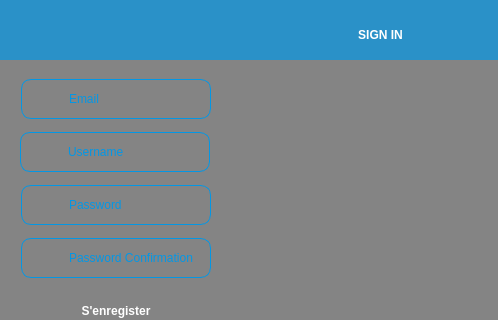
mistrale/everywhere, file registration.ui: the form before one commit; both pictures show x 0 to 498 and y 0 to 320 of the 498 by 460 pixel window.
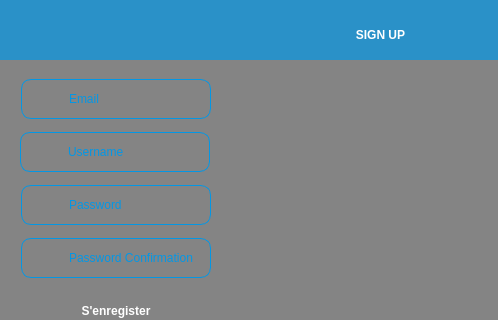
The form after the commit. Icons and pictures are not drawn.

```diff
--- a/registration.ui
+++ b/registration.ui
@@ -112,7 +112,7 @@
 }</string>
            </property>
            <property name="text">
-            <string>SIGN IN</string>
+            <string>SIGN UP</string>
            </property>
            <property name="alignment">
             <set>Qt::AlignCenter</set>
```
Left out of the diff: 2 changed lines with no effect on the pictures.
